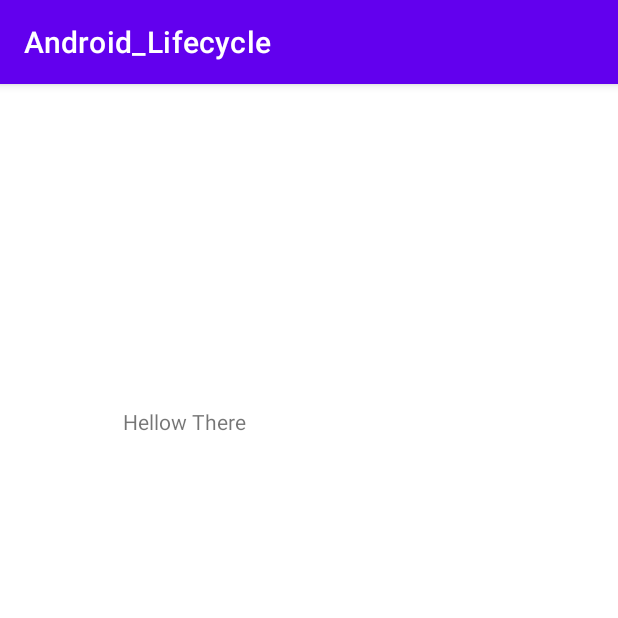
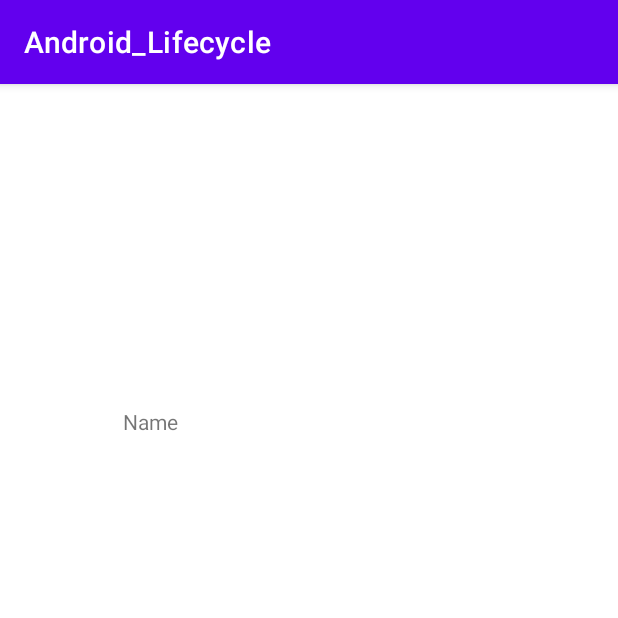
Before and after one commit to Pritom300/Android_Lifecycle, an Android app: the screen it shows after launch (ShowGuess), after a tap on "GUESS THE NAME", on a phone screen of 412 x 824 dp, the top half of it. Run offline under Robolectric (Android 15) with nearby library versions, the phone set to English and light mode, and no system bars.

Commit message:
(Input data from editText)(Bundle and Integer)

```diff
--- a/app/src/main/java/com/example/android_lifecycle/MainActivity.java
+++ b/app/src/main/java/com/example/android_lifecycle/MainActivity.java
@@ -8,11 +8,13 @@ import android.os.Bundle;
 import android.util.Log;
 import android.view.View;
 import android.widget.Button;
+import android.widget.EditText;
 import android.widget.Toast;
 
 public class MainActivity extends AppCompatActivity {
 
    private Button showGuess;
+   private EditText enterGuess;
 
 
     @Override
@@ -21,13 +23,30 @@ public class MainActivity extends AppCompatActivity {
         setContentView(R.layout.activity_main);
 
         showGuess = findViewById(R.id.guess_button);
+        enterGuess = findViewById(R.id.Guess_field);
 
         showGuess.setOnClickListener(new View.OnClickListener() {
             @Override
             public void onClick(View view) {
-                Intent intent = new Intent(MainActivity.this,ShowGuess.class); //show guess class just says,ok give me the class and then i will deal with everything else that need to be
-                intent.putExtra("guess","Hellow There");  //here guess is the key and value is "Hellow There"
-                startActivity(intent); //we pass the (String->"Hellow There") intent to ShowGuess.java
+
+                String guess = enterGuess.getText().toString().trim();  //data input nebo enterGuess theke(Guess_field)
+
+                if(!guess.isEmpty())
+                {
+                    Intent intent = new Intent(MainActivity.this,ShowGuess.class); //show guess class just says,ok give me the class and then i will deal with everything else that need to be
+
+                    intent.putExtra("guess",guess);  //here guess is the key and value is guess
+
+                    intent.putExtra("Games","bond");
+                    intent.putExtra("age",34);
+                    startActivity(intent); //we pass the (String->"Hellow There") intent to ShowGuess.java
+                }
+                else{
+                    Toast.makeText(MainActivity.this,"Enter Guess",Toast.LENGTH_SHORT).show();
+                }
+
+
+
             }
         });
     }
--- a/app/src/main/java/com/example/android_lifecycle/ShowGuess.java
+++ b/app/src/main/java/com/example/android_lifecycle/ShowGuess.java
@@ -3,25 +3,43 @@ package com.example.android_lifecycle;
 import androidx.appcompat.app.AppCompatActivity;
 
 import android.os.Bundle;
+import android.util.Log;
+import android.widget.EditText;
 import android.widget.TextView;
 
 public class ShowGuess extends AppCompatActivity {
 
     private TextView showTextGuessview;
+    private EditText enterGuess;
+
 
     @Override
     protected void onCreate(Bundle savedInstanceState) {
         super.onCreate(savedInstanceState);
         setContentView(R.layout.activity_show_guess);
 
+        Bundle extra = getIntent().getExtras();
+
+
         showTextGuessview = findViewById(R.id.received_textview);
 
-       String value = getIntent().getStringExtra("guess");  //receieve value from mainactivity via key(guess)
+        if(extra!=null)
+        {
+            //String value = getIntent().getStringExtra("guess");
 
-        if(value!=null)
-        {
-            showTextGuessview.setText(value);  //main activity theke ana string value("Hellow There") showTextGuessview te set hoye jabe
+            showTextGuessview.setText(extra.getString("guess"));
+            Log.d("Nme extra","onCreate: " +extra.getInt("age"));
+
+
         }
+
+
+//       String value = getIntent().getStringExtra("guess");  //receieve value from mainactivity via key(guess)
+//
+//        if(value!=null)
+//        {
+//            showTextGuessview.setText(value);  //main activity theke ana string value("Hellow There") showTextGuessview te set hoye jabe
+//        }
 
 
 
--- a/app/src/main/res/layout/activity_main.xml
+++ b/app/src/main/res/layout/activity_main.xml
@@ -18,7 +18,7 @@
         tools:text="Guess The Name" />
 
     <EditText
-        android:id="@+id/editTextTextPersonName"
+        android:id="@+id/Guess_field"
         android:layout_width="249dp"
         android:layout_height="45dp"
         android:layout_marginBottom="188dp"
@@ -29,6 +29,5 @@
         app:layout_constraintBottom_toBottomOf="parent"
         app:layout_constraintEnd_toEndOf="parent"
         app:layout_constraintStart_toStartOf="parent"
-        app:layout_constraintTop_toBottomOf="@+id/button"
         app:layout_constraintVertical_bias="0.226" />
 </androidx.constraintlayout.widget.ConstraintLayout>
```
